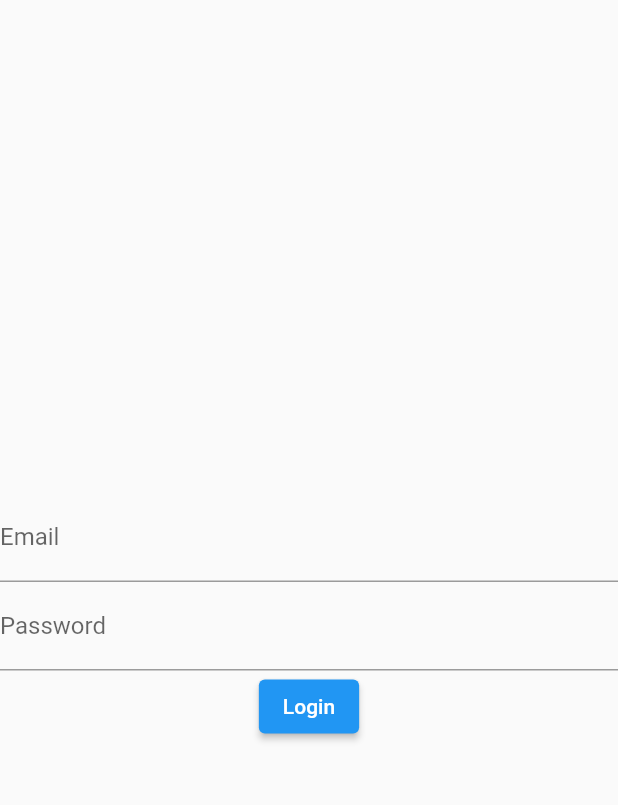
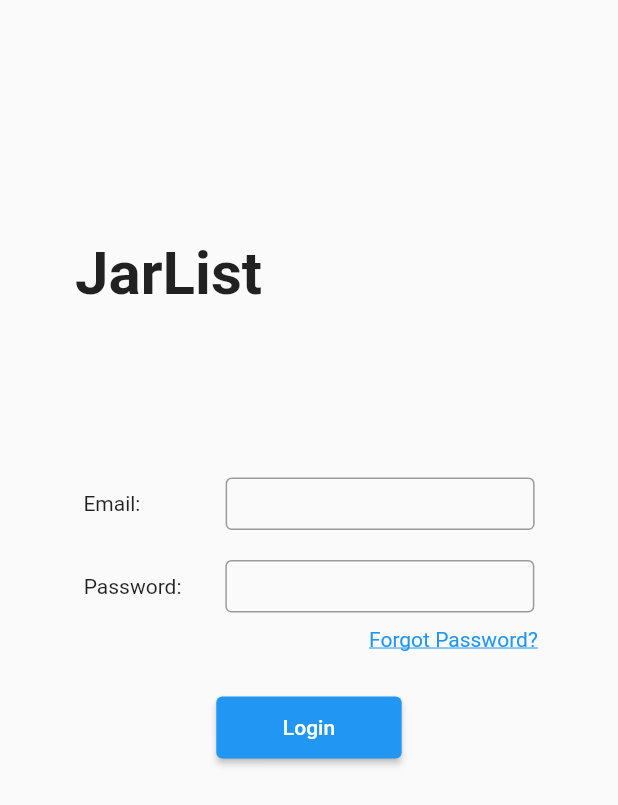
Before and after one commit to jarvissgan/WhereToGo, a Flutter app: the screen it shows after launch, on a phone screen of 412 x 824 dp. Shown: the top 805 px of the screen. Run offline on Flutter 3.47's test engine with Material 2 defaults, Android fonts, the phone set to English and light mode, and no system bars; our stand-ins replace firebase_auth, firebase_core, shared_preferences; accounts and stored records are empty.

Commit message:
Redesigned login_screen.dart

```diff
--- a/lib/main.dart
+++ b/lib/main.dart
@@ -10,11 +10,17 @@ import 'package:jarlist/widgets/home_widget.dart';
 import 'auth_service.dart';
 import 'screens/list_screen.dart';
 
-void main() {
+void main() async {
+  WidgetsFlutterBinding.ensureInitialized();
+
+  await Firebase.initializeApp();
+
   runApp(MyApp());
+
   SystemChrome.setSystemUIOverlayStyle(const SystemUiOverlayStyle(
     statusBarColor: Colors.transparent,
   ));
+
 }
 
 List<String> items = List.generate(
--- a/lib/screens/login_screen.dart
+++ b/lib/screens/login_screen.dart
@@ -1,3 +1,4 @@
+import 'package:flutter/gestures.dart';
 import 'package:flutter/material.dart';
 import 'package:jarlist/auth_service.dart';
 
@@ -13,9 +14,9 @@ class _LoginScreenState extends State<LoginScreen> {
 
   var form = GlobalKey<FormState>();
 
-  login(){
+  login() {
     bool isValid = form.currentState!.validate();
-    if(isValid){
+    if (isValid) {
       form.currentState!.save();
     }
 
@@ -36,7 +37,6 @@ class _LoginScreenState extends State<LoginScreen> {
         duration: Duration(seconds: 1),
       ));
     });
-
   }
 
   @override
@@ -44,18 +44,42 @@ class _LoginScreenState extends State<LoginScreen> {
     return Scaffold(
       body: Form(
         key: form,
-        child: Center(
         child: Column(
           //email and password
+          children: [
+            Container(
+              height: MediaQuery.of(context).size.height / 100 * 25,
+              margin: EdgeInsets.only(right: 50, left: 50),
+              child: const Align(
+                alignment: Alignment.bottomLeft,
+                //TODO: lower the text
+                child: Text('JarList',
+                    style: TextStyle(
+                        fontSize: 40,
+                        fontWeight: FontWeight.bold)),
+              ),
+            ),
+            SizedBox(
+              height: MediaQuery.of(context).size.height / 100 * 50,
+              child: Column(
                 mainAxisAlignment: MainAxisAlignment.center,
                 children: [
-              TextFormField(
+                  Container(
+                    margin: EdgeInsets.only(left: 30, right: 30),
+                    child: Row(
+                        mainAxisAlignment: MainAxisAlignment.spaceEvenly,
+                        crossAxisAlignment: CrossAxisAlignment.center,
+                        children: [
+                          Text('Email: \t\t\t\t\t\t\t\t'),
+                          SizedBox(
+                            width: MediaQuery.of(context).size.width / 100 * 50,
+                            child: TextFormField(
+                              //email
                               keyboardType: TextInputType.emailAddress,
                               validator: (value) {
                                 if (value == null) {
                                   return 'Please enter an email';
-                  }
-                  else if(!value.contains('@')) {
+                                } else if (!value.contains('@')) {
                                   return 'Please enter a valid email';
                                 } else {
                                   return null;
@@ -65,16 +89,29 @@ class _LoginScreenState extends State<LoginScreen> {
                                 _email = value;
                               },
                               decoration: InputDecoration(
-                  labelText: 'Email',
+                                border: OutlineInputBorder(),
+                                isDense: true,
+                                contentPadding: EdgeInsets.all(8),
                               ),
                             ),
-              TextFormField(
+                          ),
+                        ]),
+                  ),
+                  Container(
+                    margin: EdgeInsets.only(left: 30, right: 30, top: 20),
+                    child: Row(
+                      mainAxisAlignment: MainAxisAlignment.spaceEvenly,
+                      crossAxisAlignment: CrossAxisAlignment.center,
+                      children: [
+                        Text('Password: '),
+                        SizedBox(
+                          width: MediaQuery.of(context).size.width / 100 * 50,
+                          child: TextFormField(
                             obscureText: true,
                             validator: (value) {
                               if (value == null) {
                                 return 'Please enter a password';
-                  }
-                  else if(value.length < 6) {
+                              } else if (value.length < 6) {
                                 return 'Please enter a password with at least 6 characters';
                               } else {
                                 return null;
@@ -84,17 +121,52 @@ class _LoginScreenState extends State<LoginScreen> {
                               _password = value;
                             },
                             decoration: InputDecoration(
-                  labelText: 'Password',
+                              border: OutlineInputBorder(),
+                              isDense: true,
+                              contentPadding: EdgeInsets.all(8),
                             ),
                           ),
-              ElevatedButton(
+                        ),
+                      ],
+                    ),
+                  ),
+                  Container(
+                    margin: EdgeInsets.only(left: 50, right: 50, top: 10),
+                    child: Row(
+                        mainAxisAlignment: MainAxisAlignment.end,
+                        children: [
+                          RichText(
+                            text: TextSpan(
+                                text: 'Forgot Password? ',
+                                style: TextStyle(
+                                    color: Colors.blue,
+                                    decoration: TextDecoration.underline),
+                                recognizer: TapGestureRecognizer()
+                                  ..onTap = () {
+                                    print('Forgot password');
+                                  }),
+                          ),
+                        ]),
+                  ),
+                  //TODO: Login with Google
+                  //TODO: register button
+                  Container(
+                    margin: EdgeInsets.only(left: 30, right: 30, top: 30),
+                    child: SizedBox(
+                      width: MediaQuery.of(context).size.width / 100 * 30,
+                      height: MediaQuery.of(context).size.width / 100 * 10,
+                      child: ElevatedButton(
                         child: Text('Login'),
                         onPressed: () {
                           login();
                         },
                       ),
+                    ),
+                  ),
                 ],
-          )
+              ),
+            ),
+          ],
         ),
       ),
     );
```
Lines whose indentation alone changed are shown as unchanged.
